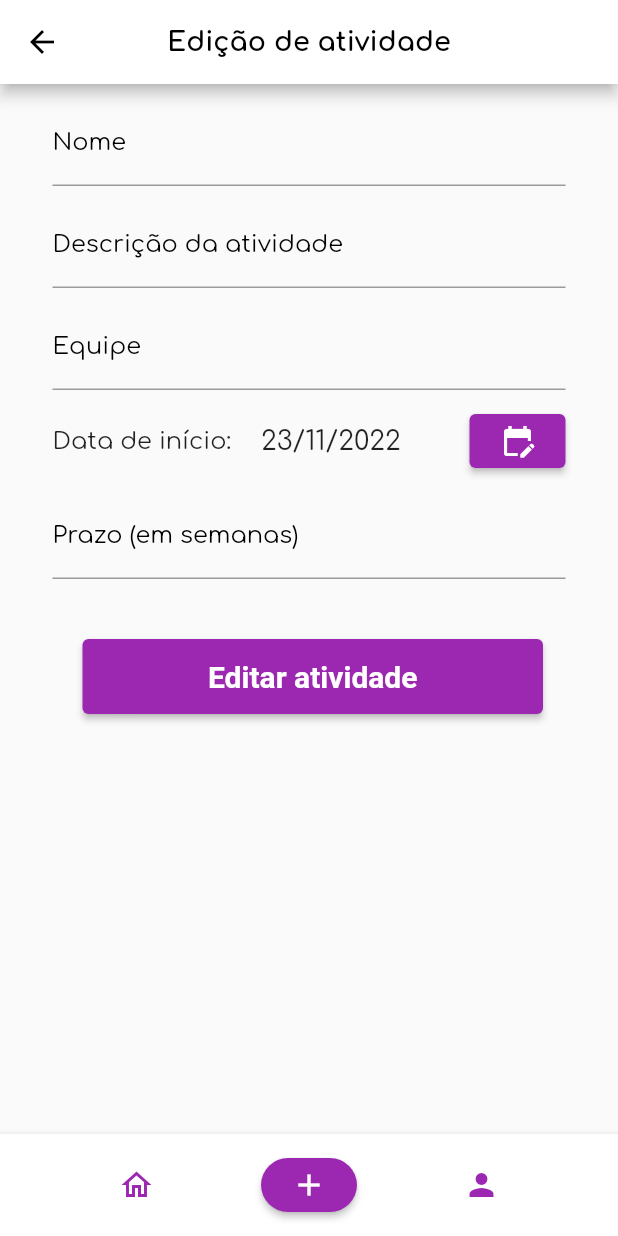
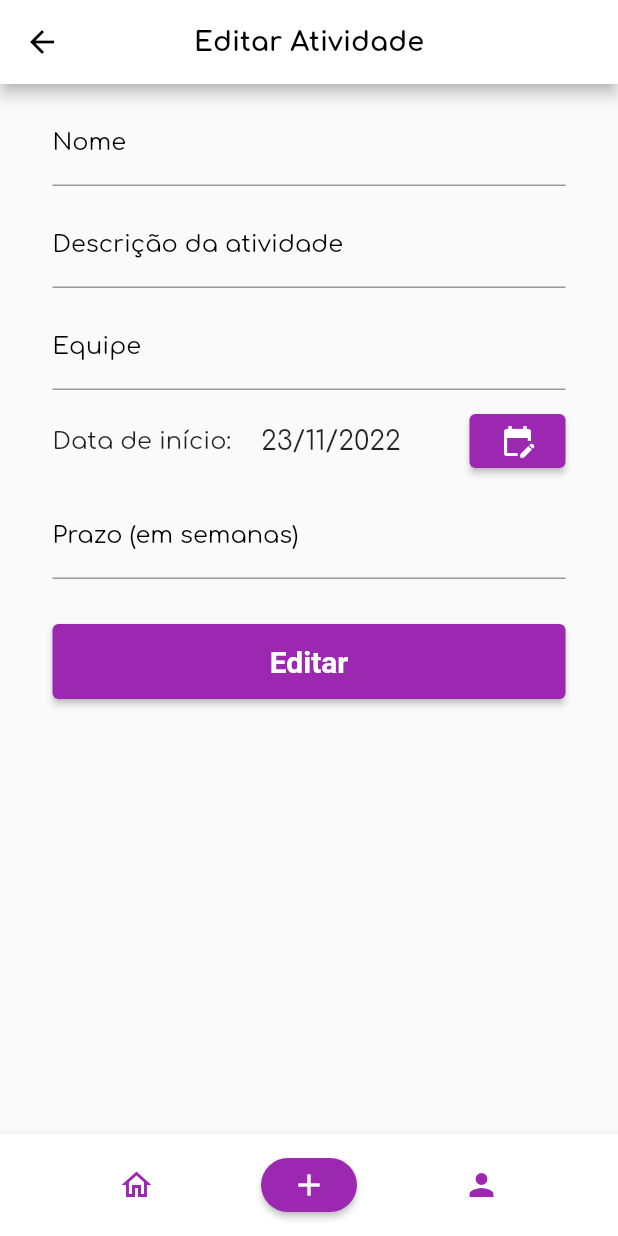
Before and after one commit to Kathamala/easy_scrum, a Flutter app: the ActivityEditPage screen opened directly, on a phone screen of 412 x 824 dp. Run offline on Flutter 3.47's test engine with Material 2 defaults, Android fonts, the phone set to English and light mode, and no system bars; our stand-ins replace image_picker; project files that could hold a hidden picture were left out.

Commit message:
Realiza ajustes

```diff
--- a/lib/pages/activity/activity-edit.dart
+++ b/lib/pages/activity/activity-edit.dart
@@ -3,14 +3,13 @@ import 'package:easy_scrum/components/BottomAppBar.dart';
 import 'package:flutter/material.dart';
 
 class ActivityEditPage extends StatefulWidget {
-  const ActivityEditPage ({Key? key}) : super(key: key);
+  const ActivityEditPage({Key? key}) : super(key: key);
 
   @override
   State<ActivityEditPage> createState() => _ActivityEditPageState();
 }
 
-class _ActivityEditPageState extends State<ActivityEditPage>{
-
+class _ActivityEditPageState extends State<ActivityEditPage> {
   TextEditingController nomeController = TextEditingController();
   TextEditingController equipeController = TextEditingController();
   TextEditingController prazoController = TextEditingController();
@@ -47,19 +46,20 @@ class _ActivityEditPageState extends State<ActivityEditPage>{
     return Scaffold(
         appBar: AppBar(
           backgroundColor: AppColors.white,
-          title: const Text("Edição de atividade",
+          title: const Text("Editar Atividade",
               style: TextStyle(
                   color: Colors.black,
                   fontSize: 18,
                   fontWeight: FontWeight.bold)),
           centerTitle: true,
         ),
-        bottomNavigationBar: BottomAppBarEasyScrum(
+        bottomNavigationBar: const BottomAppBarEasyScrum(
           currentScreen: "activity-creation",
         ),
         body: SingleChildScrollView(
           child: Container(
-            padding: EdgeInsets.only(left: 5, top: 5, right: 5, bottom: 5),
+            padding:
+                const EdgeInsets.only(left: 5, top: 5, right: 5, bottom: 5),
             child: Column(
                 crossAxisAlignment: CrossAxisAlignment.center,
                 children: [
@@ -72,12 +72,12 @@ class _ActivityEditPageState extends State<ActivityEditPage>{
                         children: <Widget>[
                           TextFormField(
                             keyboardType: TextInputType.text,
-                            decoration: InputDecoration(
+                            decoration: const InputDecoration(
                                 labelText: "Nome",
                                 labelStyle: TextStyle(color: Colors.black)),
                             textAlign: TextAlign.left,
-                            style:
-                            TextStyle(color: Colors.black, fontSize: 16.0),
+                            style: const TextStyle(
+                                color: Colors.black, fontSize: 16.0),
                             controller: nomeController,
                             validator: (value) {
                               if (value!.isEmpty) {
@@ -87,15 +87,15 @@ class _ActivityEditPageState extends State<ActivityEditPage>{
                               }
                             },
                           ),
-                          Padding(padding: EdgeInsets.only(top: 10.0)),
+                          const Padding(padding: EdgeInsets.only(top: 10.0)),
                           TextFormField(
                             keyboardType: TextInputType.text,
-                            decoration: InputDecoration(
+                            decoration: const InputDecoration(
                                 labelText: "Descrição da atividade",
                                 labelStyle: TextStyle(color: Colors.black)),
                             textAlign: TextAlign.left,
-                            style:
-                            TextStyle(color: Colors.black, fontSize: 16.0),
+                            style: const TextStyle(
+                                color: Colors.black, fontSize: 16.0),
                             controller: descricaoController,
                             validator: (value) {
                               if (value!.isEmpty) {
@@ -105,15 +105,15 @@ class _ActivityEditPageState extends State<ActivityEditPage>{
                               }
                             },
                           ),
-                          Padding(padding: EdgeInsets.only(top: 10.0)),
+                          const Padding(padding: EdgeInsets.only(top: 10.0)),
                           TextFormField(
                             keyboardType: TextInputType.text,
-                            decoration: InputDecoration(
+                            decoration: const InputDecoration(
                                 labelText: "Equipe",
                                 labelStyle: TextStyle(color: Colors.black)),
                             textAlign: TextAlign.left,
-                            style:
-                            TextStyle(color: Colors.black, fontSize: 16.0),
+                            style: const TextStyle(
+                                color: Colors.black, fontSize: 16.0),
                             controller: equipeController,
                             validator: (value) {
                               if (value!.isEmpty) {
@@ -123,10 +123,10 @@ class _ActivityEditPageState extends State<ActivityEditPage>{
                               }
                             },
                           ),
-                          Padding(padding: EdgeInsets.only(top: 10.0)),
+                          const Padding(padding: EdgeInsets.only(top: 10.0)),
                           Row(
                             children: <Widget>[
-                              Expanded(
+                              const Expanded(
                                 child: Text("Data de início:",
                                     textAlign: TextAlign.left,
                                     style: TextStyle(fontSize: 16.0)),
@@ -135,7 +135,7 @@ class _ActivityEditPageState extends State<ActivityEditPage>{
                                 child: Text(
                                     "${date.day}/${date.month}/${date.year}",
                                     textAlign: TextAlign.left,
-                                    style: TextStyle(fontSize: 18.0)),
+                                    style: const TextStyle(fontSize: 18.0)),
                               ),
                               ElevatedButton(
                                   onPressed: () async {
@@ -154,19 +154,19 @@ class _ActivityEditPageState extends State<ActivityEditPage>{
                                   },
                                   style: ElevatedButton.styleFrom(
                                       backgroundColor: Colors.purple),
-                                  child: Icon(Icons.edit_calendar,
+                                  child: const Icon(Icons.edit_calendar,
                                       color: Colors.white))
                             ],
                           ),
-                          Padding(padding: EdgeInsets.only(top: 10.0)),
+                          const Padding(padding: EdgeInsets.only(top: 10.0)),
                           TextFormField(
                             keyboardType: TextInputType.number,
-                            decoration: InputDecoration(
+                            decoration: const InputDecoration(
                                 labelText: "Prazo (em semanas)",
                                 labelStyle: TextStyle(color: Colors.black)),
                             textAlign: TextAlign.left,
-                            style:
-                            TextStyle(color: Colors.black, fontSize: 16.0),
+                            style: const TextStyle(
+                                color: Colors.black, fontSize: 16.0),
                             controller: prazoController,
                             validator: (value) {
                               if (value!.isEmpty) {
@@ -176,10 +176,12 @@ class _ActivityEditPageState extends State<ActivityEditPage>{
                               }
                             },
                           ),
-                          Padding(padding: EdgeInsets.only(top: 10.0)),
+                          const Padding(padding: EdgeInsets.only(top: 10.0)),
                           Padding(
-                              padding:
-                              const EdgeInsets.fromLTRB(20, 30, 15, 10),
+                              padding: const EdgeInsets.only(
+                                top: 20.0,
+                                bottom: 20.0,
+                              ),
                               child: SizedBox(
                                   height: 50.0,
                                   child: ElevatedButton(
@@ -188,15 +190,15 @@ class _ActivityEditPageState extends State<ActivityEditPage>{
                                         _editProject();
                                       }
                                     },
-                                    child: Text(
-                                      "Editar atividade",
+                                    child: const Text(
+                                      "Editar",
                                       style: TextStyle(
                                           color: Colors.white, fontSize: 20.0),
                                     ),
                                     style: ElevatedButton.styleFrom(
                                         backgroundColor:
-                                        AppColors.primaryPurple,
-                                        textStyle: TextStyle(
+                                            AppColors.primaryPurple,
+                                        textStyle: const TextStyle(
                                             fontSize: 30,
                                             fontWeight: FontWeight.bold)),
                                   ))),
@@ -204,7 +206,7 @@ class _ActivityEditPageState extends State<ActivityEditPage>{
                       ),
                     ),
                   ),
-                  SizedBox(
+                  const SizedBox(
                     height: 20,
                   ),
                 ]),
--- a/lib/pages/home.dart
+++ b/lib/pages/home.dart
@@ -39,7 +39,9 @@ class _HomePageState extends State<HomePage> {
   }
 
   // TO-DO: to integrate
-  Future<void> _logout() async {}
+  Future<void> _logout() async {
+    Navigator.of(context).pop();
+  }
 
   Future<void> _openLink(String link) async {
     Uri url = Uri.parse(link);
--- a/lib/pages/project/project-members.dart
+++ b/lib/pages/project/project-members.dart
@@ -396,7 +396,7 @@ class _ProjectMembersPageState extends State<ProjectMembersPage> {
     return Scaffold(
       appBar: TopAppBar(
         Key(DateTime.now().millisecondsSinceEpoch.toString()),
-        'Integrantes do projeto',
+        'Integrantes do Projeto',
         getActions(),
       ),
       bottomNavigationBar: const BottomAppBarEasyScrum(),
```
Also changed, not shown: lib/pages/activity/activity-creation.dart (+14 -13 lines), lib/pages/activity/activity-details.dart (+50 -12 lines), lib/pages/project/project-details.dart (+18 -9 lines).
